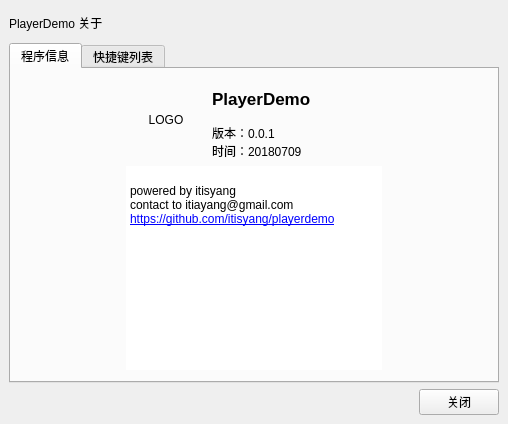
Old version of the form playerdemo/about.ui in the repository itisyang/playerdemo.
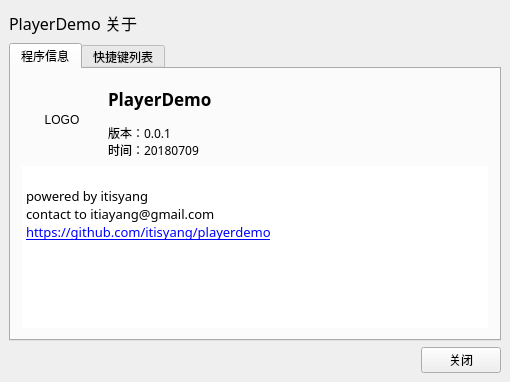
New version of the form. Icons and pictures are not drawn.

Commit message: [add]about界面增加窗口拖动

Diff of the .ui file:
```diff
--- a/playerdemo/about.ui
+++ b/playerdemo/about.ui
@@ -6,8 +6,8 @@
    <rect>
     <x>0</x>
     <y>0</y>
-    <width>508</width>
-    <height>424</height>
+    <width>510</width>
+    <height>382</height>
    </rect>
   </property>
   <property name="font">
@@ -59,6 +59,14 @@
        <height>28</height>
       </size>
      </property>
+     <property name="font">
+      <font>
+       <family>微软雅黑</family>
+       <pointsize>12</pointsize>
+       <weight>50</weight>
+       <bold>false</bold>
+      </font>
+     </property>
      <property name="text">
       <string>PlayerDemo 关于</string>
      </property>
@@ -75,19 +83,6 @@
       </attribute>
       <layout class="QGridLayout" name="gridLayout_4">
        <item row="0" column="0">
-        <spacer name="horizontalSpacer">
-         <property name="orientation">
-          <enum>Qt::Horizontal</enum>
-         </property>
-         <property name="sizeHint" stdset="0">
-          <size>
-           <width>40</width>
-           <height>20</height>
-          </size>
-         </property>
-        </spacer>
-       </item>
-       <item row="0" column="1">
         <layout class="QVBoxLayout" name="verticalLayout">
          <item>
           <layout class="QHBoxLayout" name="horizontalLayout">
@@ -119,7 +114,7 @@
               <widget class="QLabel" name="label_2">
                <property name="font">
                 <font>
-                 <family>Arial</family>
+                 <family>微软雅黑</family>
                  <pointsize>13</pointsize>
                  <weight>75</weight>
                  <bold>true</bold>
@@ -132,6 +127,11 @@
              </item>
              <item row="1" column="0">
               <widget class="QLabel" name="VersionLabel">
+               <property name="font">
+                <font>
+                 <family>微软雅黑</family>
+                </font>
+               </property>
                <property name="text">
                 <string>版本：0.0.1
 时间：20180709</string>
@@ -144,6 +144,11 @@
          </item>
          <item>
           <widget class="QTextBrowser" name="textBrowser_2">
+           <property name="font">
+            <font>
+             <family>微软雅黑</family>
+            </font>
+           </property>
            <property name="frameShape">
             <enum>QFrame::NoFrame</enum>
            </property>
@@ -151,11 +156,11 @@
             <string>&lt;!DOCTYPE HTML PUBLIC &quot;-//W3C//DTD HTML 4.0//EN&quot; &quot;http://www.w3.org/TR/REC-html40/strict.dtd&quot;&gt;
 &lt;html&gt;&lt;head&gt;&lt;meta name=&quot;qrichtext&quot; content=&quot;1&quot; /&gt;&lt;style type=&quot;text/css&quot;&gt;
 p, li { white-space: pre-wrap; }
-&lt;/style&gt;&lt;/head&gt;&lt;body style=&quot; font-family:'SimSun'; font-size:9pt; font-weight:400; font-style:normal;&quot;&gt;
-&lt;p style=&quot;-qt-paragraph-type:empty; margin-top:0px; margin-bottom:0px; margin-left:0px; margin-right:0px; -qt-block-indent:0; text-indent:0px;&quot;&gt;&lt;br /&gt;&lt;/p&gt;
-&lt;p style=&quot; margin-top:0px; margin-bottom:0px; margin-left:0px; margin-right:0px; -qt-block-indent:0; text-indent:0px;&quot;&gt;powered by itisyang&lt;/p&gt;
-&lt;p style=&quot; margin-top:0px; margin-bottom:0px; margin-left:0px; margin-right:0px; -qt-block-indent:0; text-indent:0px;&quot;&gt;contact to itiayang@gmail.com&lt;/p&gt;
-&lt;p style=&quot; margin-top:0px; margin-bottom:0px; margin-left:0px; margin-right:0px; -qt-block-indent:0; text-indent:0px;&quot;&gt;&lt;a href=&quot;https://github.com/itisyang/playerdemo&quot;&gt;&lt;span style=&quot; text-decoration: underline; color:#0000ff;&quot;&gt;https://github.com/itisyang/playerdemo&lt;/span&gt;&lt;/a&gt;&lt;/p&gt;&lt;/body&gt;&lt;/html&gt;</string>
+&lt;/style&gt;&lt;/head&gt;&lt;body style=&quot; font-family:'微软雅黑'; font-size:9pt; font-weight:400; font-style:normal;&quot;&gt;
+&lt;p style=&quot;-qt-paragraph-type:empty; margin-top:0px; margin-bottom:0px; margin-left:0px; margin-right:0px; -qt-block-indent:0; text-indent:0px; font-family:'SimSun';&quot;&gt;&lt;br /&gt;&lt;/p&gt;
+&lt;p style=&quot; margin-top:0px; margin-bottom:0px; margin-left:0px; margin-right:0px; -qt-block-indent:0; text-indent:0px;&quot;&gt;&lt;span style=&quot; font-family:'SimSun'; font-size:10pt;&quot;&gt;powered by itisyang&lt;/span&gt;&lt;/p&gt;
+&lt;p style=&quot; margin-top:0px; margin-bottom:0px; margin-left:0px; margin-right:0px; -qt-block-indent:0; text-indent:0px;&quot;&gt;&lt;span style=&quot; font-family:'SimSun'; font-size:10pt;&quot;&gt;contact to itiayang@gmail.com&lt;/span&gt;&lt;/p&gt;
+&lt;p style=&quot; margin-top:0px; margin-bottom:0px; margin-left:0px; margin-right:0px; -qt-block-indent:0; text-indent:0px;&quot;&gt;&lt;a href=&quot;https://github.com/itisyang/playerdemo&quot;&gt;&lt;span style=&quot; font-family:'SimSun'; font-size:10pt; text-decoration: underline; color:#0000ff;&quot;&gt;https://github.com/itisyang/playerdemo&lt;/span&gt;&lt;/a&gt;&lt;/p&gt;&lt;/body&gt;&lt;/html&gt;</string>
            </property>
            <property name="openExternalLinks">
             <bool>true</bool>
@@ -164,19 +169,6 @@
          </item>
         </layout>
        </item>
-       <item row="0" column="2">
-        <spacer name="horizontalSpacer_2">
-         <property name="orientation">
-          <enum>Qt::Horizontal</enum>
-         </property>
-         <property name="sizeHint" stdset="0">
-          <size>
-           <width>40</width>
-           <height>20</height>
-          </size>
-         </property>
-        </spacer>
-       </item>
       </layout>
      </widget>
      <widget class="QWidget" name="tab_2">
```
Left out of the diff: 14 changed lines with no effect on the pictures. The commit also changes 2 other files.
